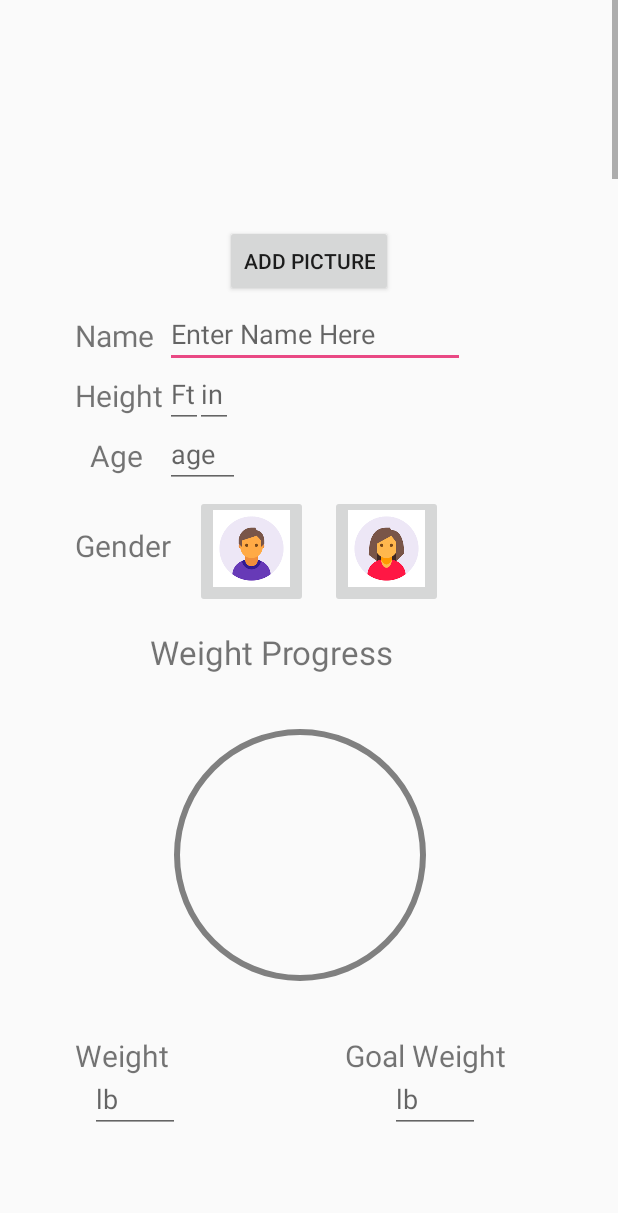
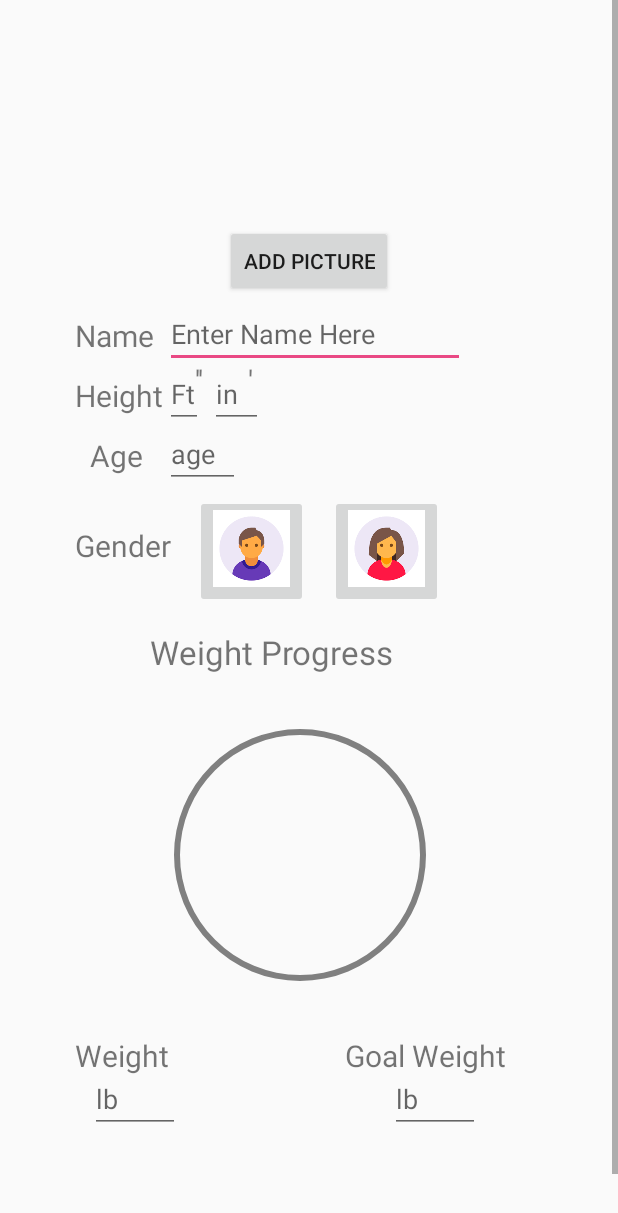
Before and after one commit to ziming9/FitnessApp, an Android app: the layout fragment_profile.xml on its own in the app's theme, with its tools: preview values and no code run, on a phone screen of 412 x 824 dp. Shown: the top 1213 px of the screen. Run offline under Robolectric (Android 15) with nearby library versions, the phone set to English and light mode, and no system bars.

Commit message:
Fixed Profile XML

```diff
--- a/app/src/main/res/layout/fragment_profile.xml
+++ b/app/src/main/res/layout/fragment_profile.xml
@@ -80,17 +80,35 @@
                     android:hint="Ft"
                     android:inputType="number"
                     android:maxLength="1" />
+                <TextView
+                    android:id="@+id/heightFtUnit"
+                    android:layout_width="wrap_content"
+                    android:layout_height="wrap_content"
+                    android:layout_marginLeft="130dp"
+                    android:layout_marginTop="240dp"
+                    android:text="''"
+                    android:textSize="20dp"/>
+
 
                 <EditText
                     android:id="@+id/editHeightIn"
-                    android:layout_width="25dp"
+                    android:layout_width="35dp"
                     android:layout_height="wrap_content"
-                    android:layout_marginLeft="130dp"
+                    android:layout_marginLeft="140dp"
                     android:layout_marginTop="240dp"
                     android:ems="10"
                     android:hint="in"
                     android:inputType="number"
-                    android:maxLength="1" />
+                    android:maxLength="2" />
+
+                <TextView
+                    android:id="@+id/editInUnit"
+                    android:layout_width="wrap_content"
+                    android:layout_height="wrap_content"
+                    android:layout_marginLeft="165dp"
+                    android:layout_marginTop="240dp"
+                    android:text="'"
+                    android:textSize="20dp" />
 
 
                 <TextView
@@ -164,7 +182,7 @@
                     android:layout_width="70dp"
                     android:layout_height="70dp"
                     android:layout_marginLeft="180dp"
-                    android:layout_marginTop="5500dp"
+                    android:layout_marginTop="550dp"
                     android:background="@null"
                     android:maxLength="6"
                     android:text=""
@@ -221,6 +239,8 @@
                     android:maxLength="3" />
 
 
+
+
             </RelativeLayout>
         </LinearLayout>
 
```
